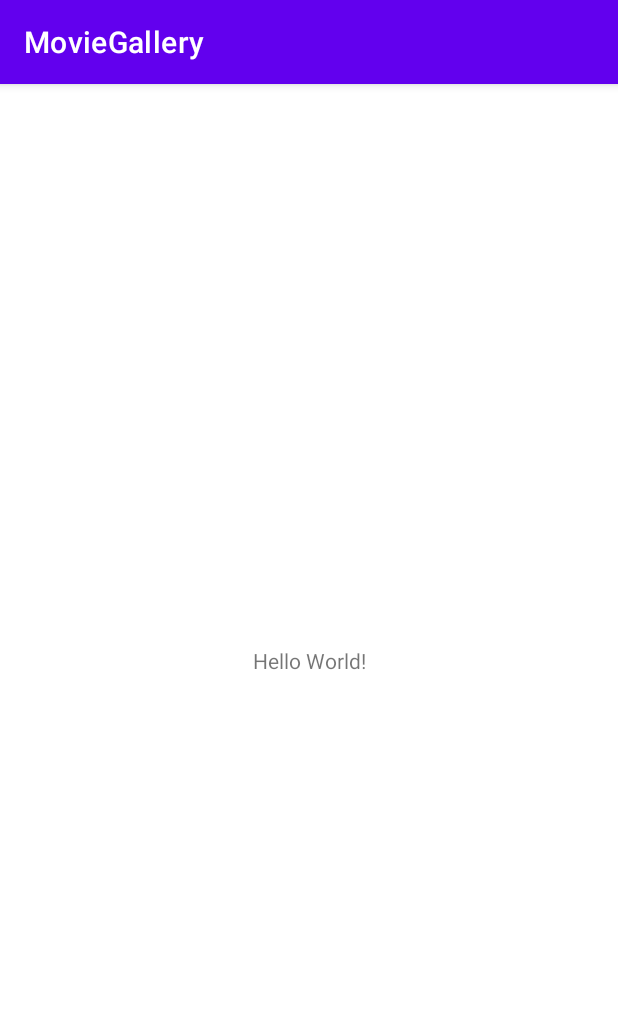
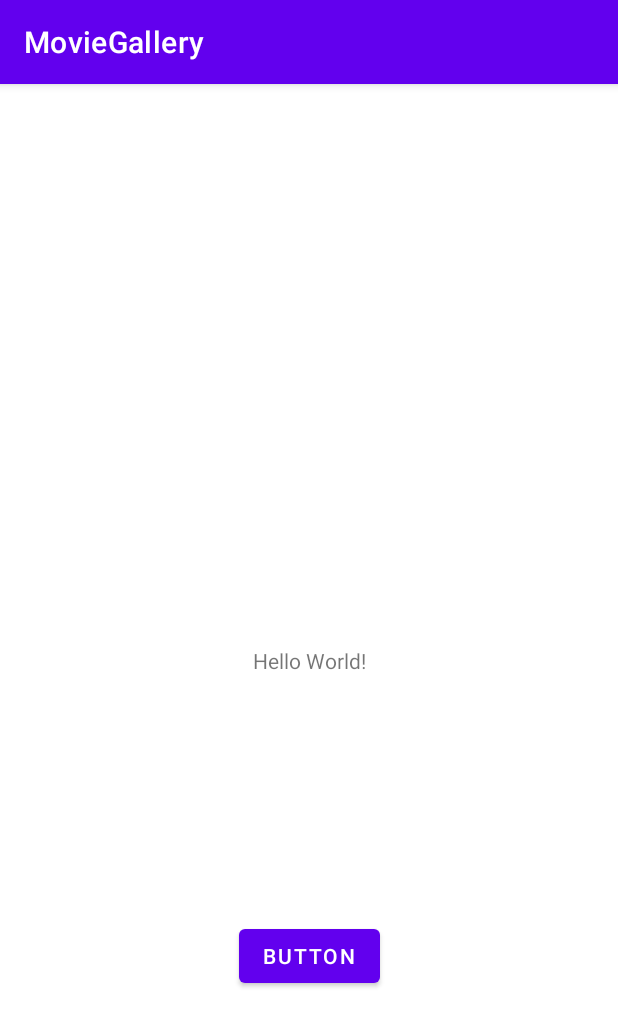
Before and after one commit to the-cryptodog/MovieGallery, an Android app: the screen it shows after launch (MainActivity before the commit, MovieListActivity after it), on a phone screen of 412 x 824 dp. Shown: the top 1027 px of the screen. Run offline under Robolectric (Android 15) with nearby library versions, the phone set to English and light mode, and no system bars.

Commit message:
1.add api for searching movie by id

```diff
--- a/app/src/main/AndroidManifest.xml
+++ b/app/src/main/AndroidManifest.xml
@@ -2,6 +2,7 @@
 <manifest xmlns:android="http://schemas.android.com/apk/res/android"
     package="com.app.moviegallery">
 
+    <uses-permission android:name="android.permission.INTERNET"/>
     <application
         android:allowBackup="true"
         android:icon="@mipmap/ic_launcher"
@@ -10,7 +11,7 @@
         android:supportsRtl="true"
         android:theme="@style/Theme.MovieGallery">
         <activity
-            android:name=".MainActivity"
+            android:name=".MovieListActivity"
             android:exported="true">
             <intent-filter>
                 <action android:name="android.intent.action.MAIN" />
--- a/app/src/main/java/com/app/moviegallery/Credentials.kt
+++ b/app/src/main/java/com/app/moviegallery/Credentials.kt
@@ -2,6 +2,6 @@ package com.app.moviegallery
 
 object Credentials {
 
-    const val BASE_URL = "https://api.themoviedb.org/3/movie/"
+    const val BASE_URL = "https://api.themoviedb.org/"
     const val API_KEY = "c7a28b83b9f59b0148f07d8a2f612a86"
 }
--- a/app/src/main/java/com/app/moviegallery/MainActivity.kt
+++ /dev/null
@@ -1,11 +0,0 @@
-package com.app.moviegallery
-
-import androidx.appcompat.app.AppCompatActivity
-import android.os.Bundle
-
-class MainActivity : AppCompatActivity() {
-    override fun onCreate(savedInstanceState: Bundle?) {
-        super.onCreate(savedInstanceState)
-        setContentView(R.layout.activity_main)
-    }
-}
--- a/app/src/main/res/layout/activity_main.xml
+++ b/app/src/main/res/layout/activity_main.xml
@@ -4,9 +4,10 @@
     xmlns:tools="http://schemas.android.com/tools"
     android:layout_width="match_parent"
     android:layout_height="match_parent"
-    tools:context=".MainActivity">
+    tools:context=".MovieListActivity">
 
     <TextView
+        android:id="@+id/movieName"
         android:layout_width="wrap_content"
         android:layout_height="wrap_content"
         android:text="Hello World!"
@@ -15,4 +16,14 @@
         app:layout_constraintRight_toRightOf="parent"
         app:layout_constraintTop_toTopOf="parent" />
 
+    <Button
+        android:id="@+id/button"
+        android:layout_width="wrap_content"
+        android:layout_height="wrap_content"
+        android:text="Button"
+        app:layout_constraintBottom_toBottomOf="parent"
+        app:layout_constraintEnd_toEndOf="parent"
+        app:layout_constraintStart_toStartOf="parent"
+        app:layout_constraintTop_toBottomOf="@+id/movieName" />
+
 </androidx.constraintlayout.widget.ConstraintLayout>
```
Also changed, not shown: app/build.gradle (+11 -3 lines), app/src/main/java/com/app/moviegallery/MovieListActivity.kt (added, +91 -0 lines), app/src/main/java/com/app/moviegallery/request/MovieApi.kt (+24 -0 lines).
